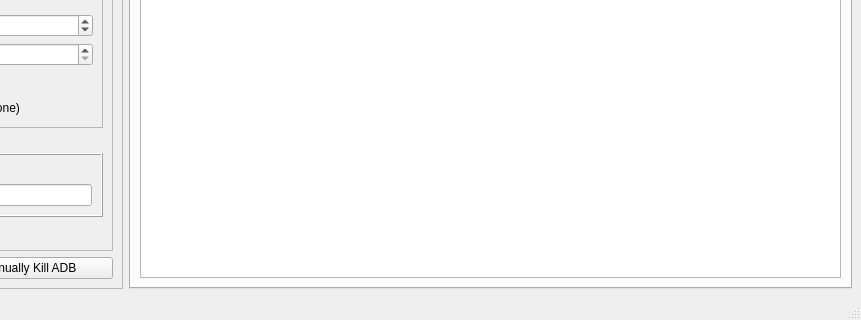
The window that UI/MainInterface.ui (alxhoff/BrezeFlow) describes before a commit, drawn with Qt 5; both pictures show x 248 to 1109 and y 501 to 821 of the 1109 by 821 pixel window.
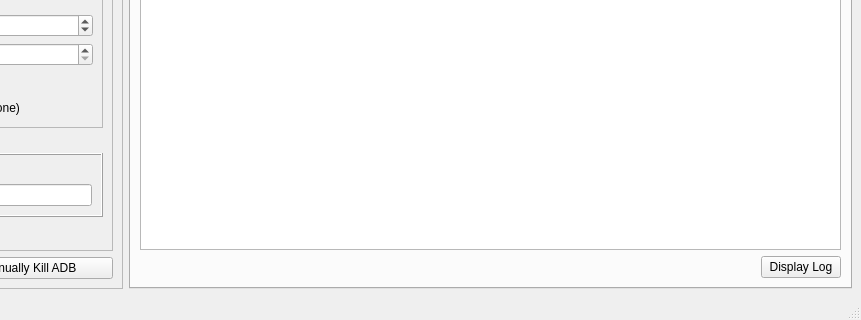
The same window after the commit. The open tabs and pages were chosen to show the change. Icons and pictures are not drawn.

Commit message: Added displaying binder log button

What changed in the file:
```diff
--- a/UI/MainInterface.ui
+++ b/UI/MainInterface.ui
@@ -513,6 +513,17 @@
         <item>
          <widget class="QTextBrowser" name="textBrowserBinderLog"/>
         </item>
+        <item>
+         <layout class="QHBoxLayout" name="horizontalLayout_9">
+          <item alignment="Qt::AlignRight">
+           <widget class="QPushButton" name="pushButtonDisplayBinderLog">
+            <property name="text">
+             <string>Display Log</string>
+            </property>
+           </widget>
+          </item>
+         </layout>
+        </item>
        </layout>
       </widget>
      </widget>
```
Left out of the diff: 14 changed lines with no effect on the pictures. The commit also changes 3 other files.
